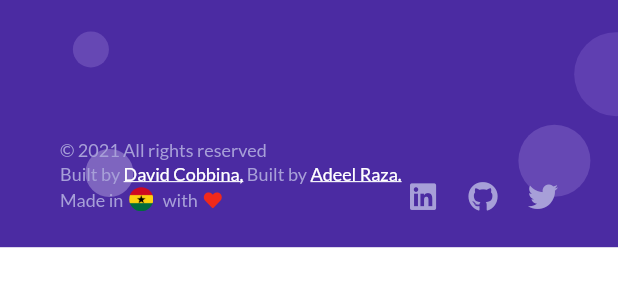
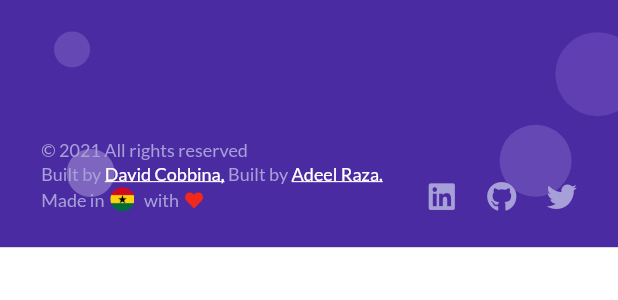
Before and after one commit to david-legend/amor, a Flutter app: the FooterSectionWeb widget shown alone on an empty page, opened directly, on a phone screen of 412 x 824 dp. Shown: the top 300 px of the screen. Run offline on Flutter 3.47's test engine with Material 2 defaults, Android fonts, the phone set to English and light mode, and no system bars; our stand-ins replace auto_route, font_awesome_flutter, google_fonts, responsive_builder.

Commit message:
added proper padding to heading-section

```diff
--- a/lib/presentation/pages/home/sections/footer_section/footer_section_web.dart
+++ b/lib/presentation/pages/home/sections/footer_section/footer_section_web.dart
@@ -18,10 +18,8 @@ class FooterSectionWeb extends StatelessWidget {
   Widget build(BuildContext context) {
     double screenWidth = widthOfScreen(context);
     double screenHeight = heightOfScreen(context);
+    double sidePadding = screenWidth / Sizes.DIVISIONS;
     double footerHeight = screenHeight * 0.2;
-    double circleWidth = screenWidth * 0.1;
-    double lgOffsetDx = lgCircleRadius;
-    double lgOffsetDy = screenHeight * 0.7;
     TextTheme textTheme = Theme.of(context).textTheme;
     TextStyle? footerTextStyle = textTheme.bodyText1?.copyWith(
       fontSize: Sizes.TEXT_SIZE_12,
@@ -36,9 +34,9 @@ class FooterSectionWeb extends StatelessWidget {
     return Container(
       width: screenWidth,
       height: footerHeight,
-      padding: const EdgeInsets.only(
-        left: Sizes.PADDING_40,
-        right: Sizes.PADDING_40,
+      padding: EdgeInsets.only(
+        left: sidePadding,
+        right: sidePadding,
         bottom: Sizes.PADDING_24,
       ),
       color: AppColors.purple500,
--- a/lib/presentation/pages/home/sections/nav_section/nav_section_web.dart
+++ b/lib/presentation/pages/home/sections/nav_section/nav_section_web.dart
@@ -22,6 +22,7 @@ class _NavSectionWebState extends State<NavSectionWeb> {
   @override
   Widget build(BuildContext context) {
     TextTheme textTheme = Theme.of(context).textTheme;
+    double sidePadding = widthOfScreen(context) / Sizes.DIVISIONS;
     double screenWidth = widthOfScreen(context);
     double contentAreaWidth = screenWidth * 0.5;
 
@@ -46,7 +47,7 @@ class _NavSectionWebState extends State<NavSectionWeb> {
               backgroundColor: AppColors.white,
               child: Row(
                 children: [
-                  SpaceW60(),
+                  SizedBox(width: sidePadding),
                   Text(
                     StringConst.NAME_ABBREV,
                     style: textTheme.headline3,
--- a/lib/presentation/widgets/content_area.dart
+++ b/lib/presentation/widgets/content_area.dart
@@ -4,18 +4,21 @@ class ContentArea extends StatelessWidget {
   final double? width;
   final double? height;
   final Color? backgroundColor;
+  final EdgeInsetsGeometry? padding;
   final Widget? child;
 
   ContentArea({
     this.width,
     this.height,
     this.backgroundColor,
+    this.padding,
     this.child,
   });
 
   @override
   Widget build(BuildContext context) {
     return Container(
+      padding: padding,
       width: width,
       height: height,
       color: backgroundColor,
```
Also changed, not shown: lib/presentation/pages/home/sections/header_section/header_section_web.dart (+30 -51 lines).
